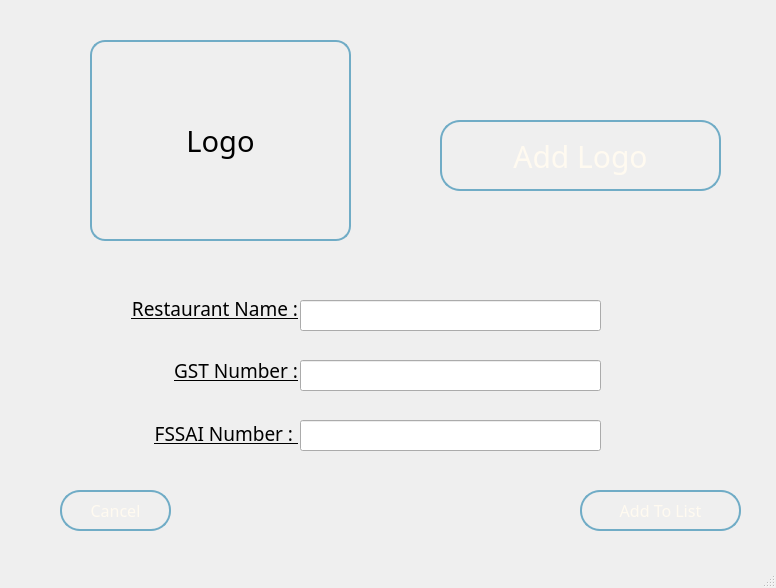
Old version of the form Add_restro_win.ui in the repository Dharmraj06/woc7.0-python-gui-restaurant-management.
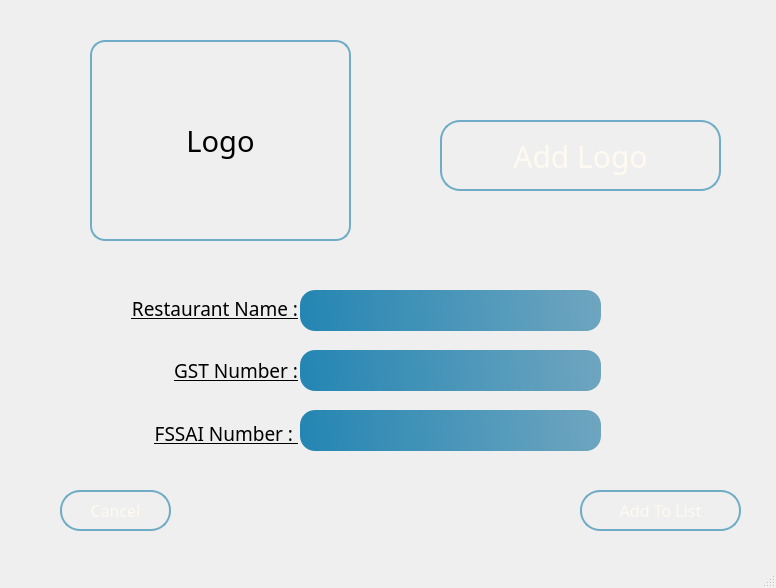
New version of the form. Icons and pictures are not drawn.

```diff
--- a/Add_restro_win.ui
+++ b/Add_restro_win.ui
@@ -112,9 +112,9 @@
     <property name="geometry">
      <rect>
       <x>300</x>
-      <y>300</y>
+      <y>290</y>
       <width>301</width>
-      <height>31</height>
+      <height>41</height>
      </rect>
     </property>
     <property name="font">
@@ -123,14 +123,29 @@
       <pointsize>16</pointsize>
      </font>
     </property>
+    <property name="styleSheet">
+     <string notr="true">QLineEdit {
+    background: qlineargradient(spread:pad, x1:0.0157895, y1:0.603, x2:1, y2:0.591, stop:0 rgba(37, 134, 179, 255), stop:1 rgba(110, 165, 191, 255)); 
+    
+    border: qlineargradient(spread: repeat, 
+                            x1: 0, y1: 0.602, x2: 1, y2: 0.597, 
+                            stop: 0.0631579 rgba(0, 115, 168, 216), 
+                            stop: 0.752632 rgba(25, 116, 159, 199), 
+                            stop: 0.994737 rgba(49, 118, 150, 0)); 
+    
+    border-radius: 15px;
+    padding-left: 10px;
+    color: white;  
+}</string>
+    </property>
    </widget>
    <widget class="QLineEdit" name="lineEdit_2">
     <property name="geometry">
      <rect>
       <x>300</x>
-      <y>360</y>
+      <y>350</y>
       <width>301</width>
-      <height>31</height>
+      <height>41</height>
      </rect>
     </property>
     <property name="font">
@@ -139,14 +154,29 @@
       <pointsize>16</pointsize>
      </font>
     </property>
+    <property name="styleSheet">
+     <string notr="true">QLineEdit {
+    background: qlineargradient(spread:pad, x1:0.0157895, y1:0.603, x2:1, y2:0.591, stop:0 rgba(37, 134, 179, 255), stop:1 rgba(110, 165, 191, 255)); 
+    
+    border: qlineargradient(spread: repeat, 
+                            x1: 0, y1: 0.602, x2: 1, y2: 0.597, 
+                            stop: 0.0631579 rgba(0, 115, 168, 216), 
+                            stop: 0.752632 rgba(25, 116, 159, 199), 
+                            stop: 0.994737 rgba(49, 118, 150, 0)); 
+    
+    border-radius: 15px;
+    padding-left: 10px;
+    color: white;  
+}</string>
+    </property>
    </widget>
    <widget class="QLineEdit" name="lineEdit_3">
     <property name="geometry">
      <rect>
       <x>300</x>
-      <y>420</y>
+      <y>410</y>
       <width>301</width>
-      <height>31</height>
+      <height>41</height>
      </rect>
     </property>
     <property name="font">
@@ -155,6 +185,21 @@
       <pointsize>16</pointsize>
      </font>
     </property>
+    <property name="styleSheet">
+     <string notr="true">QLineEdit {
+    background: qlineargradient(spread:pad, x1:0.0157895, y1:0.603, x2:1, y2:0.591, stop:0 rgba(37, 134, 179, 255), stop:1 rgba(110, 165, 191, 255)); 
+    
+    border: qlineargradient(spread: repeat, 
+                            x1: 0, y1: 0.602, x2: 1, y2: 0.597, 
+                            stop: 0.0631579 rgba(0, 115, 168, 216), 
+                            stop: 0.752632 rgba(25, 116, 159, 199), 
+                            stop: 0.994737 rgba(49, 118, 150, 0)); 
+    
+    border-radius: 15px;
+    padding-left: 10px;
+    color: white;  
+}</string>
+    </property>
    </widget>
    <widget class="QPushButton" name="cancel_pb">
     <property name="geometry">
```
